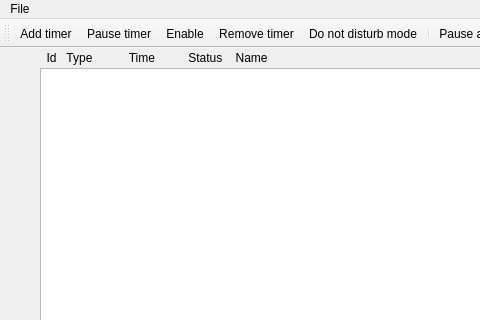
Qt form Semester 1/Lab 2/Lab_2/mainwindow.ui (ram333n/ooop_2021_2022) before a commit; both pictures show x 0 to 480 and y 0 to 320 of the 650 by 450 pixel window.
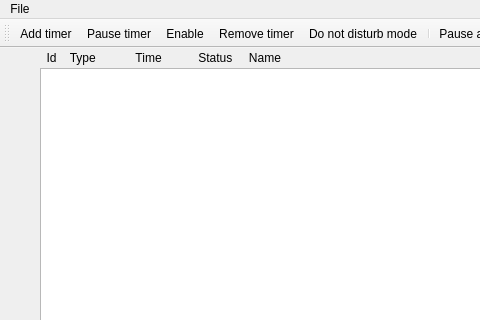
The same form after that commit. Icons and pictures are not drawn.

What changed in the file:
```diff
--- a/Semester 1/Lab 2/Lab_2/mainwindow.ui
+++ b/Semester 1/Lab 2/Lab_2/mainwindow.ui
@@ -64,7 +64,7 @@
      </rect>
     </property>
     <property name="text">
-     <string>  Id   Type           Time          Status    Name</string>
+     <string>  Id    Type            Time           Status     Name</string>
     </property>
    </widget>
   </widget>
```
Left out of the diff: 2 changed lines with no effect on the pictures.
